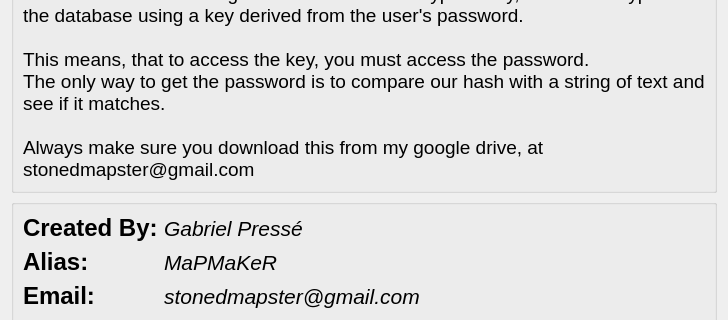
Before: the Qt Designer form about_MMDiary.ui in therealMaPMaKeR/MMDiary, drawn with Qt 5; both pictures show x 0 to 728 and y 373 to 693 of the 728 by 817 pixel window.
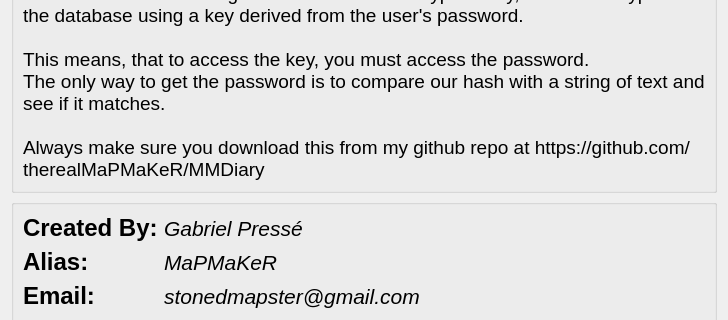
After: the same form once the commit is applied. Icons and pictures are not drawn.

Patch:
```diff
--- a/about_MMDiary.ui
+++ b/about_MMDiary.ui
@@ -105,7 +105,7 @@
 This means, that to access the key, you must access the password.
 The only way to get the password is to compare our hash with a string of text and see if it matches.
 
-Always make sure you download this from my google drive, at stonedmapster@gmail.com</string>
+Always make sure you download this from my github repo at https://github.com/therealMaPMaKeR/MMDiary</string>
         </property>
         <property name="wordWrap">
          <bool>true</bool>
```
